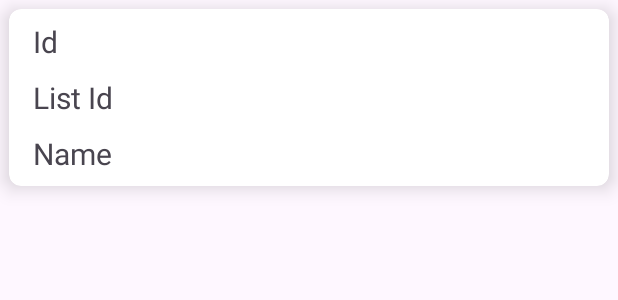
After one commit to cballrun/BallFetchTakeHome, an Android app: the layout item_layout.xml on its own in the app's theme, with its tools: preview values and no code run, on a phone screen of 412 x 824 dp. The commit adds this screen. Shown: the top 300 px of the screen. Run offline under Robolectric (Android 15) with nearby library versions, the phone set to English and light mode, and no system bars.

Commit message:
Set up RecyclerView for entire list and layout for individual list items

```diff
--- a/app/src/main/res/layout/activity_main.xml
+++ b/app/src/main/res/layout/activity_main.xml
@@ -7,13 +7,15 @@
     android:layout_height="match_parent"
     tools:context=".MainActivity">
 
-    <TextView
-        android:layout_width="wrap_content"
-        android:layout_height="wrap_content"
-        android:text="Hello World!"
+    <androidx.recyclerview.widget.RecyclerView
+        android:id="@+id/rvMain"
+        android:layout_width = "match_parent"
+        android:layout_height="match_parent"
+        tools:listitem="@layout/item_layout"
         app:layout_constraintBottom_toBottomOf="parent"
         app:layout_constraintEnd_toEndOf="parent"
         app:layout_constraintStart_toStartOf="parent"
-        app:layout_constraintTop_toTopOf="parent" />
+        app:layout_constraintTop_toTopOf="parent"
+        />
 
 </androidx.constraintlayout.widget.ConstraintLayout>
--- /dev/null
+++ b/app/src/main/res/layout/item_layout.xml
@@ -0,0 +1,46 @@
+<?xml version="1.0" encoding="utf-8"?>
+<androidx.cardview.widget.CardView xmlns:android="http://schemas.android.com/apk/res/android"
+    xmlns:app="http://schemas.android.com/apk/res-auto"
+    xmlns:tools="http://schemas.android.com/tools"
+    android:layout_width="match_parent"
+    android:layout_height="wrap_content"
+    android:layout_margin="6dp"
+    app:cardCornerRadius="8dp"
+    app:cardElevation="8dp">
+    <androidx.constraintlayout.widget.ConstraintLayout
+        android:layout_width="match_parent"
+        android:layout_height="wrap_content"
+        android:paddingTop="8dp"
+        android:paddingBottom="8dp"
+        android:paddingStart="16dp">
+        <TextView
+            android:id="@+id/tvId"
+            android:layout_width="0dp"
+            android:layout_height="wrap_content"
+            android:text="Id"
+            android:textSize="20sp"
+            app:layout_constraintEnd_toEndOf="parent"
+            app:layout_constraintStart_toStartOf="parent"
+            app:layout_constraintTop_toTopOf="parent" />
+        <TextView
+            android:id="@+id/tvListId"
+            android:layout_width="0dp"
+            android:layout_height="wrap_content"
+            android:text="List Id"
+            android:textSize="20sp"
+            android:layout_marginTop="10dp"
+            app:layout_constraintEnd_toEndOf="parent"
+            app:layout_constraintStart_toStartOf="parent"
+            app:layout_constraintTop_toBottomOf="@+id/tvId"/>
+        <TextView
+            android:id="@+id/tvName"
+            android:layout_width="0dp"
+            android:layout_height="wrap_content"
+            android:text="Name"
+            android:textSize="20sp"
+            android:layout_marginTop="10dp"
+            app:layout_constraintEnd_toEndOf="parent"
+            app:layout_constraintStart_toStartOf="parent"
+            app:layout_constraintTop_toBottomOf="@+id/tvListId"/>
+    </androidx.constraintlayout.widget.ConstraintLayout>
+</androidx.cardview.widget.CardView>
```
